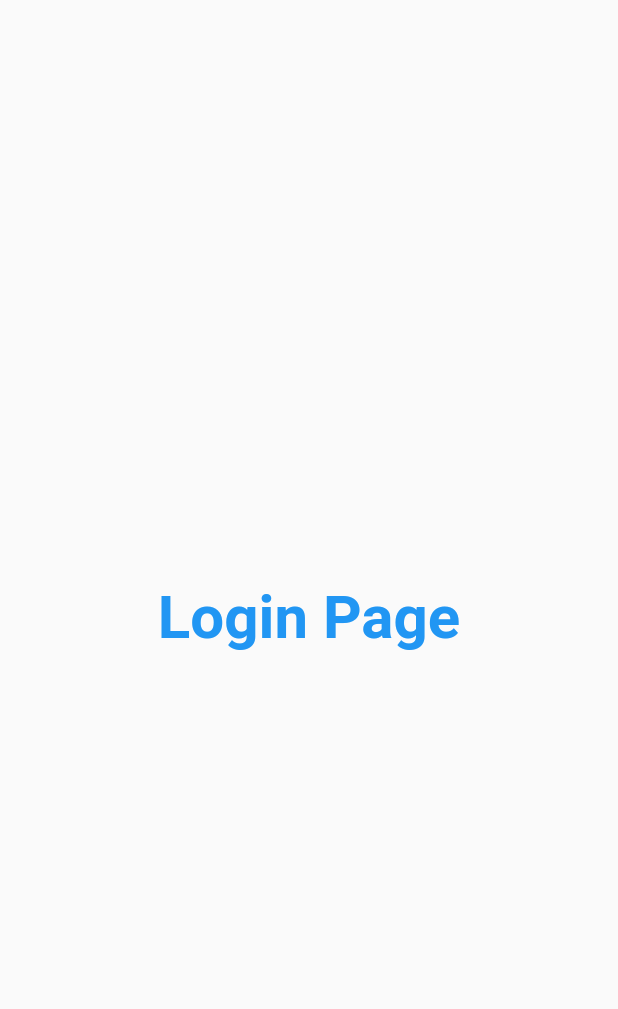
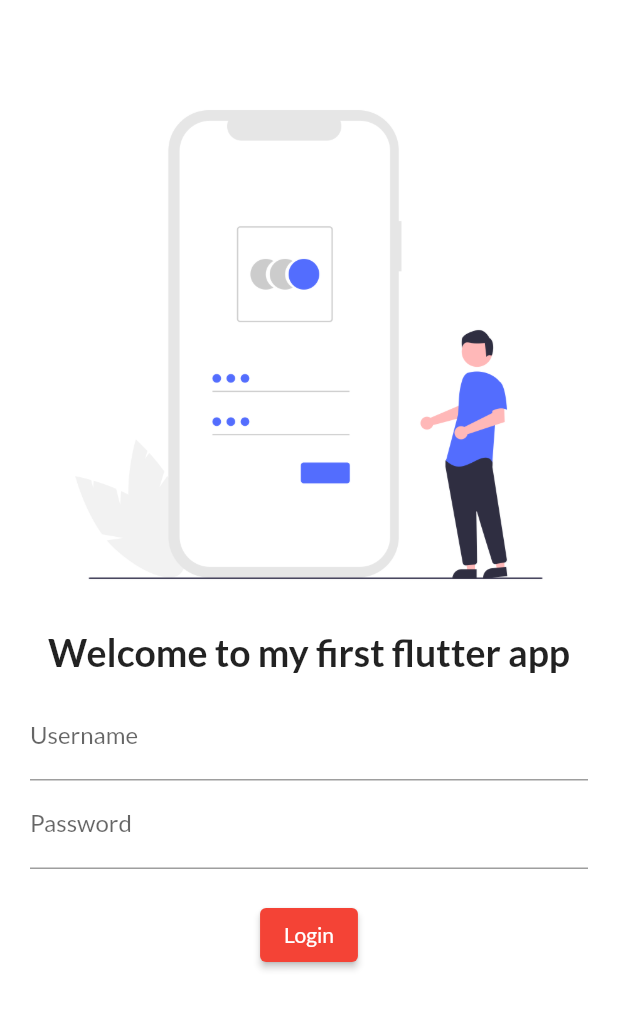
Before and after one commit to pearlarora/Catalogue-App, a Flutter app: the screen it shows after launch, on a phone screen of 412 x 824 dp. Shown: the top 1009 px of the screen. Run offline on Flutter 3.47's test engine with Material 2 defaults, Android fonts, the phone set to English and light mode, and no system bars; our stand-ins replace google_fonts.

Commit message:
login form

```diff
--- a/lib/main.dart
+++ b/lib/main.dart
@@ -1,6 +1,7 @@
 import 'package:catalogue_app/pages/home_page.dart';
 import 'package:catalogue_app/pages/login_page.dart';
 import 'package:flutter/material.dart';
+import 'package:google_fonts/google_fonts.dart';
 
 void main() {
   runApp(CatalogueApp());
@@ -17,14 +18,14 @@ class CatalogueApp extends StatelessWidget {
       theme: ThemeData(
           // For light theme
           brightness: Brightness.light, //optional line
-          primarySwatch:
-              Colors.red // To tell the color pallete use primarySwatch
-          ),
+          primarySwatch: Colors.red, // To tell the color pallete use primarySwatch
+          fontFamily: GoogleFonts.lato().fontFamily,
+      ),
       darkTheme: ThemeData(
           // For dark theme
           brightness:
               Brightness.dark // It overwrites all color palletes in dark theme
-          ),
+      ),
 
       initialRoute: "/",  // default
       routes: {
--- a/lib/pages/login_page.dart
+++ b/lib/pages/login_page.dart
@@ -4,16 +4,56 @@ class LoginPage extends StatelessWidget {
   @override
   Widget build(BuildContext context) {
     return Material(
-      child: Center(
-        child: Text(
-          "Login Page",
-          style: TextStyle(
-            color: Colors.blue,
-            fontSize: 40,
-            fontWeight: FontWeight.bold
+      color: Colors.white,
+      child: Column(
+        children: [
+          SizedBox(
+            // To insert a new column
+            height: 40, // Gives 40px gap b/w top of the screen and the image
           ),
-        ),
-      )
+
+          Image.asset(
+            "assets/images/login_image.png",
+            fit: BoxFit.cover,
+          ),
+
+          Text(
+            "Welcome to my first flutter app",
+            style: TextStyle(
+              fontWeight: FontWeight.bold,
+              fontSize: 25,
+            ),
+          ),
+
+          // To create a form field
+          Padding(
+            padding:
+                const EdgeInsets.symmetric(vertical: 12.0, horizontal: 20.0),
+            child: Column(
+              children: [
+                TextFormField(
+                  decoration: InputDecoration(
+                      hintText: "Enter your username", labelText: "Username"),
+                ),
+                TextFormField(
+                  obscureText: true,
+                  decoration: InputDecoration(
+                      hintText: "Enter your password", labelText: "Password"),
+                ),
+                SizedBox(
+                  height: 20,
+                ),
+                ElevatedButton(
+                  onPressed: () {
+                    print("Login button pressed...");
+                  },
+                  child: Text("Login"),
+                )
+              ],
+            ),
+          ),
+        ],
+      ),
     );
   }
 }
```
Also changed, not shown: pubspec.yaml (+3 -11 lines), assets/images/login_image.png (added), pubspec.lock, 6 other files.
